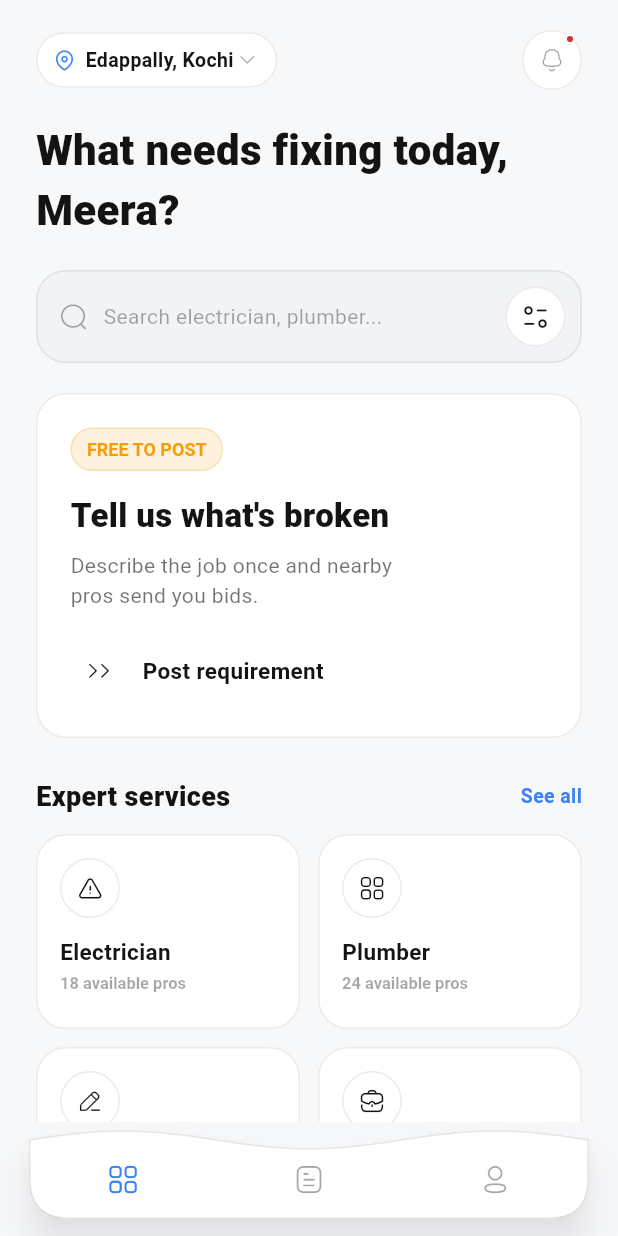
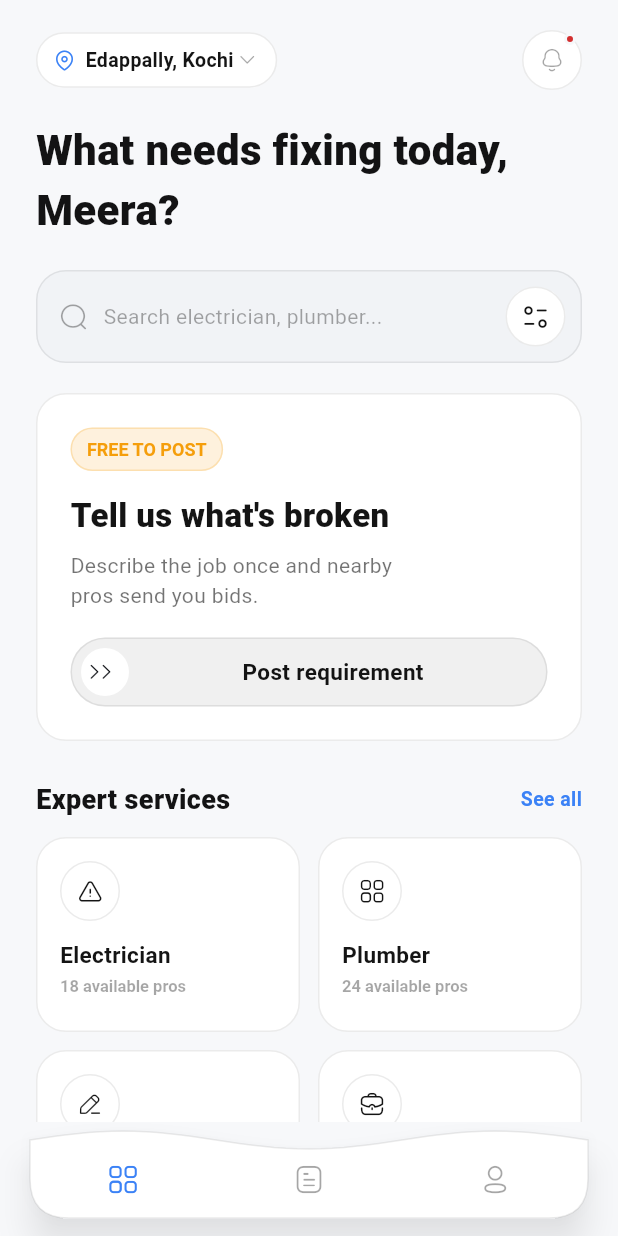
Before and after one commit to avinashkp-96/OneHub, a Flutter app: the DashboardScreen screen opened by its route, on a phone screen of 412 x 824 dp. Run offline on Flutter 3.47's test engine with Material 3 defaults, Android fonts, the phone set to English and light mode, and no system bars; our stand-ins replace flutter_secure_storage; accounts and stored records are empty; network calls fail; Roboto replaces fonts that are missing (Bricolage Grotesque, DM Sans).

Commit message:
Match the hero CTA's overall button styling exactly
Per a reference screenshot: the button is now full width (was
content-hugging) with the label centered in the remaining space next
to the icon circle instead of sitting immediately beside it; gained a
visible border; and its fill is now a translucent white/black overlay
(12%/6% alpha) instead of the solid, darker navBarFillDark/Light -
lighter than the card behind it, matching the reference.

```diff
--- a/apps/customer-app/lib/features/dashboard/dashboard_screen.dart
+++ b/apps/customer-app/lib/features/dashboard/dashboard_screen.dart
@@ -297,8 +297,13 @@ class _HeroCard extends StatelessWidget {
         dark ? OneHubColors.textPrimaryDark : OneHubColors.textPrimaryLight;
     final textSecondary =
         dark ? OneHubColors.textSecondaryDark : OneHubColors.textSecondaryLight;
-    final ctaFill =
-        dark ? OneHubColors.navBarFillDark : OneHubColors.navBarFillLight;
+    // Lighter than the card behind it (per the reference) rather than the
+    // solid, darker navBarFillDark/Light tone used elsewhere.
+    final ctaFill = dark
+        ? Colors.white.withValues(alpha: 0.12)
+        : Colors.black.withValues(alpha: 0.06);
+    final ctaBorder =
+        dark ? OneHubColors.cardBorderDark : OneHubColors.cardBorderLight;
 
     return GlowCard(
       child: Padding(
@@ -340,13 +345,15 @@ class _HeroCard extends StatelessWidget {
               borderRadius: BorderRadius.circular(OneHubTheme.radiusPillBadge),
               onTap: onTap,
               child: Container(
-                padding: const EdgeInsets.fromLTRB(6, 6, 18, 6),
+                width: double.infinity,
+                padding: const EdgeInsets.symmetric(horizontal: 6, vertical: 6),
                 decoration: BoxDecoration(
-                    color: ctaFill,
-                    borderRadius:
-                        BorderRadius.circular(OneHubTheme.radiusPillBadge)),
+                  color: ctaFill,
+                  borderRadius:
+                      BorderRadius.circular(OneHubTheme.radiusPillBadge),
+                  border: Border.all(color: ctaBorder),
+                ),
                 child: Row(
-                  mainAxisSize: MainAxisSize.min,
                   children: [
                     Container(
                       width: 32,
@@ -371,9 +378,12 @@ class _HeroCard extends StatelessWidget {
                         ),
                       ),
                     ),
-                    const SizedBox(width: 10),
-                    Text('Post requirement',
-                        style: OneHubTextStyles.buttonLabel(textPrimary)),
+                    Expanded(
+                      child: Center(
+                        child: Text('Post requirement',
+                            style: OneHubTextStyles.buttonLabel(textPrimary)),
+                      ),
+                    ),
                   ],
                 ),
               ),
```
Also changed, not shown: 2 other files.
